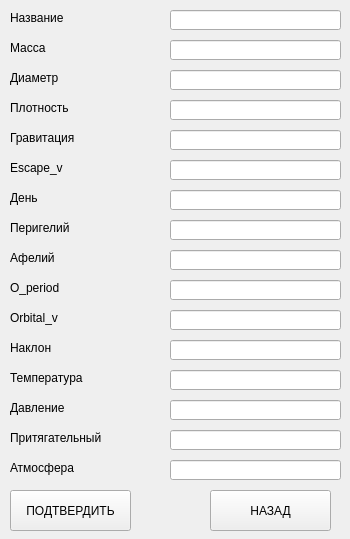
This is ui/addPlanet.ui in dino-mayk/PlanetExplorer as Qt 5 draws it before an edit. The edited form follows.
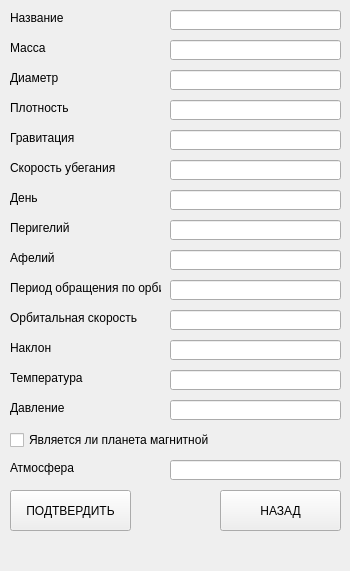
This is the edited form.

Commit message: ability to delete planets

What changed in the file:
```diff
--- a/ui/addPlanet.ui
+++ b/ui/addPlanet.ui
@@ -7,7 +7,7 @@
     <x>0</x>
     <y>0</y>
     <width>350</width>
-    <height>539</height>
+    <height>571</height>
    </rect>
   </property>
   <property name="windowTitle">
@@ -16,7 +16,7 @@
   <widget class="QPushButton" name="backButton">
    <property name="geometry">
     <rect>
-     <x>210</x>
+     <x>220</x>
      <y>490</y>
      <width>121</width>
      <height>41</height>
@@ -164,7 +164,7 @@
     </rect>
    </property>
    <property name="text">
-    <string>Escape_v</string>
+    <string>Скорость убегания</string>
    </property>
   </widget>
   <widget class="QLineEdit" name="escape_vLineEdit">
@@ -251,12 +251,12 @@
     <rect>
      <x>10</x>
      <y>280</y>
-     <width>121</width>
+     <width>151</width>
      <height>16</height>
     </rect>
    </property>
    <property name="text">
-    <string>O_period</string>
+    <string>Период обращения по орбите</string>
    </property>
   </widget>
   <widget class="QLineEdit" name="o_periodLineEdit">
@@ -274,12 +274,12 @@
     <rect>
      <x>10</x>
      <y>310</y>
-     <width>121</width>
+     <width>151</width>
      <height>16</height>
     </rect>
    </property>
    <property name="text">
-    <string>Orbital_v</string>
+    <string>Орбитальная скорость</string>
    </property>
   </widget>
   <widget class="QLineEdit" name="orbital_vLineEdit">
@@ -361,29 +361,6 @@
     </rect>
    </property>
   </widget>
-  <widget class="QLabel" name="magneticLabel">
-   <property name="geometry">
-    <rect>
-     <x>10</x>
-     <y>430</y>
-     <width>121</width>
-     <height>16</height>
-    </rect>
-   </property>
-   <property name="text">
-    <string>Притягательный</string>
-   </property>
-  </widget>
-  <widget class="QLineEdit" name="magneticLineEdit">
-   <property name="geometry">
-    <rect>
-     <x>170</x>
-     <y>430</y>
-     <width>171</width>
-     <height>20</height>
-    </rect>
-   </property>
-  </widget>
   <widget class="QLabel" name="atmosphereLabel">
    <property name="geometry">
     <rect>
@@ -407,6 +384,19 @@
     </rect>
    </property>
   </widget>
+  <widget class="QCheckBox" name="checkBox">
+   <property name="geometry">
+    <rect>
+     <x>10</x>
+     <y>430</y>
+     <width>321</width>
+     <height>20</height>
+    </rect>
+   </property>
+   <property name="text">
+    <string>Является ли планета магнитной</string>
+   </property>
+  </widget>
  </widget>
  <resources/>
  <connections/>
```
The commit also changes 4 other files.
